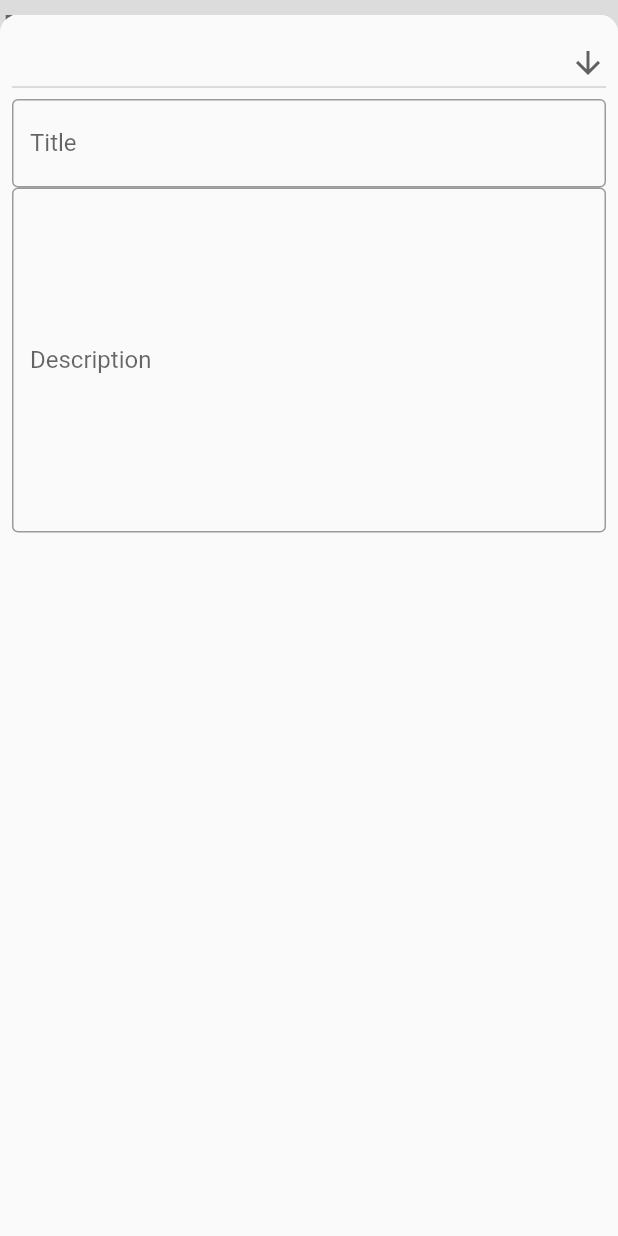
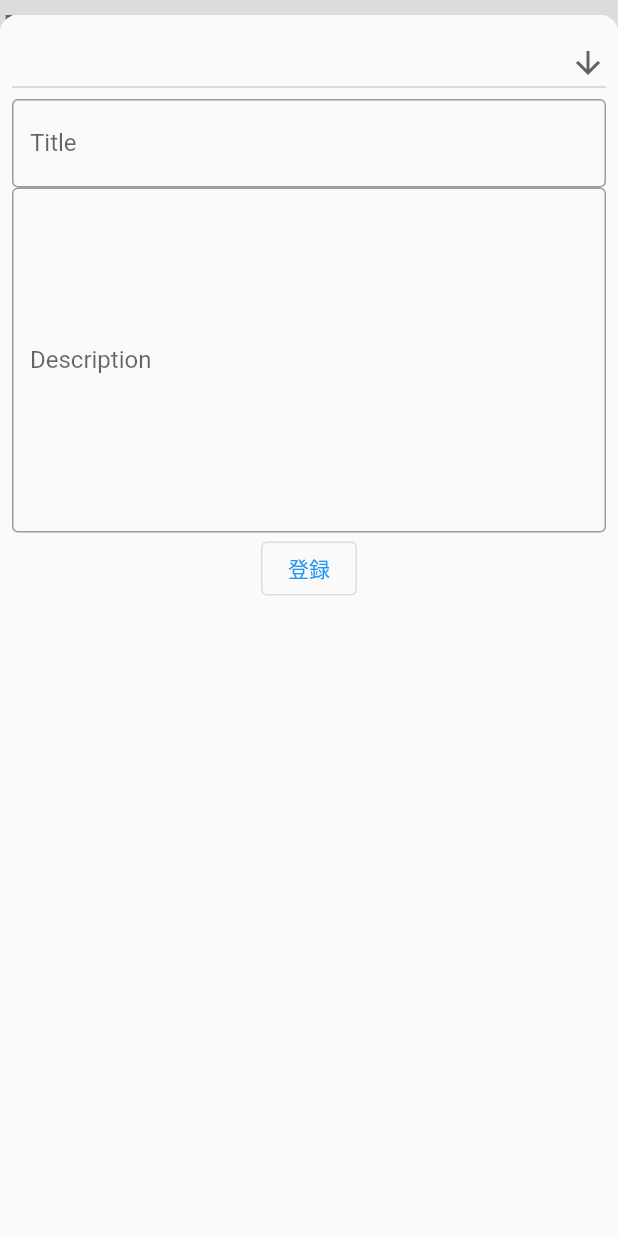
Before and after one commit to toshiya-sato/retrospective_tool, a Flutter app: the screen it shows after launch, after a tap on the "add" icon, on a phone screen of 412 x 824 dp. Run offline on Flutter 3.47's test engine with Material 2 defaults, Android fonts, the light colour scheme and no system bars; our stand-ins replace freezed_annotation, hooks_riverpod, modal_bottom_sheet.

Commit message:
[add] riverpodを追加

```diff
--- a/lib/input_form.dart
+++ b/lib/input_form.dart
@@ -41,7 +41,8 @@ class InputForm extends StatelessWidget {
                 labelText: 'Description',
                 border: OutlineInputBorder(),
               ),
-            )
+            ),
+            OutlinedButton(onPressed: () => {}, child: Text('登録'))
           ],
         ),
       ),
--- a/lib/main.dart
+++ b/lib/main.dart
@@ -1,9 +1,10 @@
 import 'package:flutter/material.dart';
+import 'package:hooks_riverpod/hooks_riverpod.dart';
 import 'package:modal_bottom_sheet/modal_bottom_sheet.dart';
 import 'package:retrospective_tool/input_form.dart';
 
 void main() {
-  runApp(const MyApp());
+  runApp(ProviderScope(child: const MyApp()));
 }
 
 class MyApp extends StatelessWidget {
--- a/pubspec.yaml
+++ b/pubspec.yaml
@@ -36,6 +36,9 @@ dependencies:
   cupertino_icons: ^1.0.2
   hooks_riverpod: ^1.0.4
   modal_bottom_sheet: ^2.1.0
+  freezed_annotation: ^2.0.3
+  json_annotation: ^4.6.0
+  uuid: ^3.0.6
 
 dev_dependencies:
   flutter_test:
@@ -47,6 +50,9 @@ dev_dependencies:
   # package. See that file for information about deactivating specific lint
   # rules and activating additional ones.
   flutter_lints: ^2.0.0
+  build_runner: ^2.1.11
+  freezed: ^2.0.4
+  json_serializable: ^6.3.1
 
 # For information on the generic Dart part of this file, see the
 # following page: https://dart.dev/tools/pub/pubspec
```
Also changed, not shown: lib/model/sticky_note.dart (added, +18 -0 lines), lib/model/sticky_note.freezed.dart (added), lib/model/sticky_note.g.dart (added).
